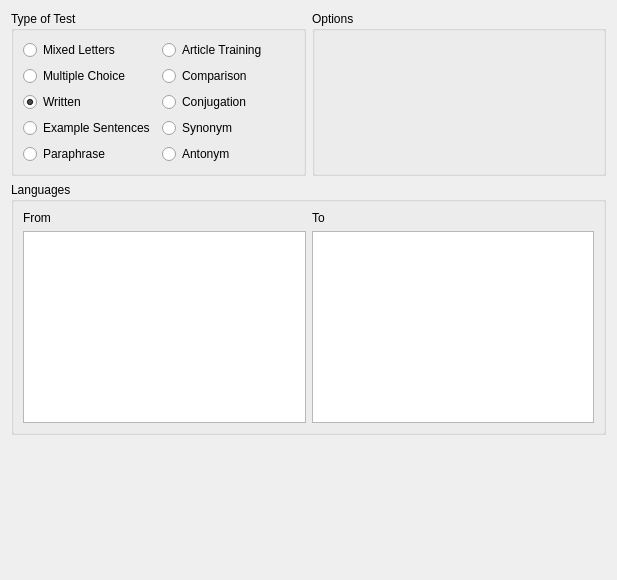
This is src/configure-practice/configurepracticewidget.ui in KDE/parley as Qt 5 draws it before an edit. The edited form follows.
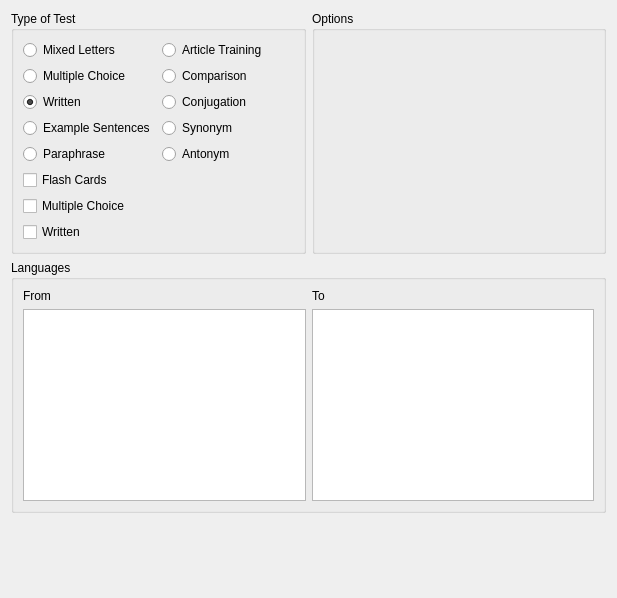
This is the edited form. Custom widgets are drawn as their Qt base class.

Commit message: make it possible to select the types of practice in the config dialog keeping the radio buttons for now, they should be gone at some point ...

Patch:
```diff
--- a/src/configure-practice/configurepracticewidget.ui
+++ b/src/configure-practice/configurepracticewidget.ui
@@ -1,12 +1,12 @@
 <ui version="4.0" >
  <class>ConfigurePracticeWidget</class>
- <widget class="QWidget" name="ConfigurePracticeWidget" >
-  <property name="geometry" >
+ <widget class="QWidget" name="ConfigurePracticeWidget">
+  <property name="geometry">
    <rect>
     <x>0</x>
     <y>0</y>
     <width>617</width>
-    <height>580</height>
+    <height>598</height>
    </rect>
   </property>
   <layout class="QVBoxLayout" >
@@ -107,6 +107,27 @@
           </property>
          </widget>
         </item>
+        <item row="7" column="0">
+         <widget class="QCheckBox" name="kcfg_FlashCardPractice">
+          <property name="text">
+           <string>Flash Cards</string>
+          </property>
+         </widget>
+        </item>
+        <item row="8" column="0">
+         <widget class="QCheckBox" name="kcfg_MultipleChoicePractice">
+          <property name="text">
+           <string>Multiple Choice</string>
+          </property>
+         </widget>
+        </item>
+        <item row="9" column="0">
+         <widget class="QCheckBox" name="kcfg_WrittenPractice">
+          <property name="text">
+           <string>Written</string>
+          </property>
+         </widget>
+        </item>
        </layout>
       </widget>
      </item>
```
Left out of the diff: 125 changed lines with no effect on the pictures. The commit also changes 2 other files.
